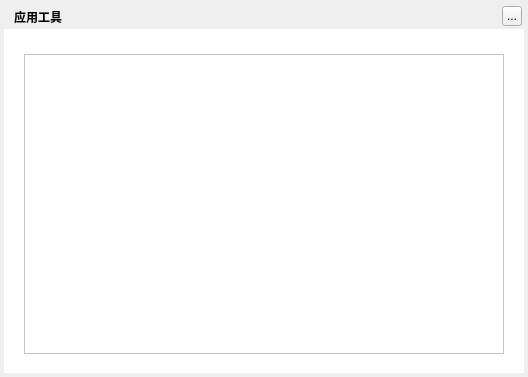
Old version of the form TTKModule/TTKWidget/musicUiKits/musicToolsKits/musictoolsetswidget.ui in the repository Greedysky/TTKMusicPlayer.
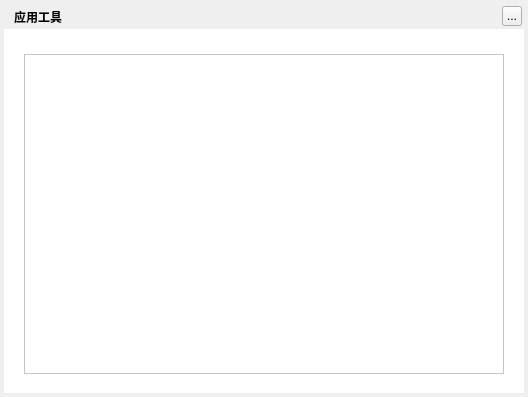
New version of the form.

Diff of the .ui file:
```diff
--- a/TTKModule/TTKWidget/musicUiKits/musicToolsKits/musictoolsetswidget.ui
+++ b/TTKModule/TTKWidget/musicUiKits/musicToolsKits/musictoolsetswidget.ui
@@ -7,7 +7,7 @@
     <x>0</x>
     <y>0</y>
     <width>528</width>
-    <height>377</height>
+    <height>397</height>
    </rect>
   </property>
   <property name="windowTitle">
@@ -19,7 +19,7 @@
      <x>4</x>
      <y>4</y>
      <width>520</width>
-     <height>369</height>
+     <height>389</height>
     </rect>
    </property>
    <property name="text">
@@ -61,7 +61,7 @@
      <x>4</x>
      <y>29</y>
      <width>520</width>
-     <height>344</height>
+     <height>364</height>
     </rect>
    </property>
    <property name="styleSheet">
@@ -74,7 +74,7 @@
       <x>20</x>
       <y>25</y>
       <width>480</width>
-      <height>300</height>
+      <height>320</height>
      </rect>
     </property>
    </widget>
```
